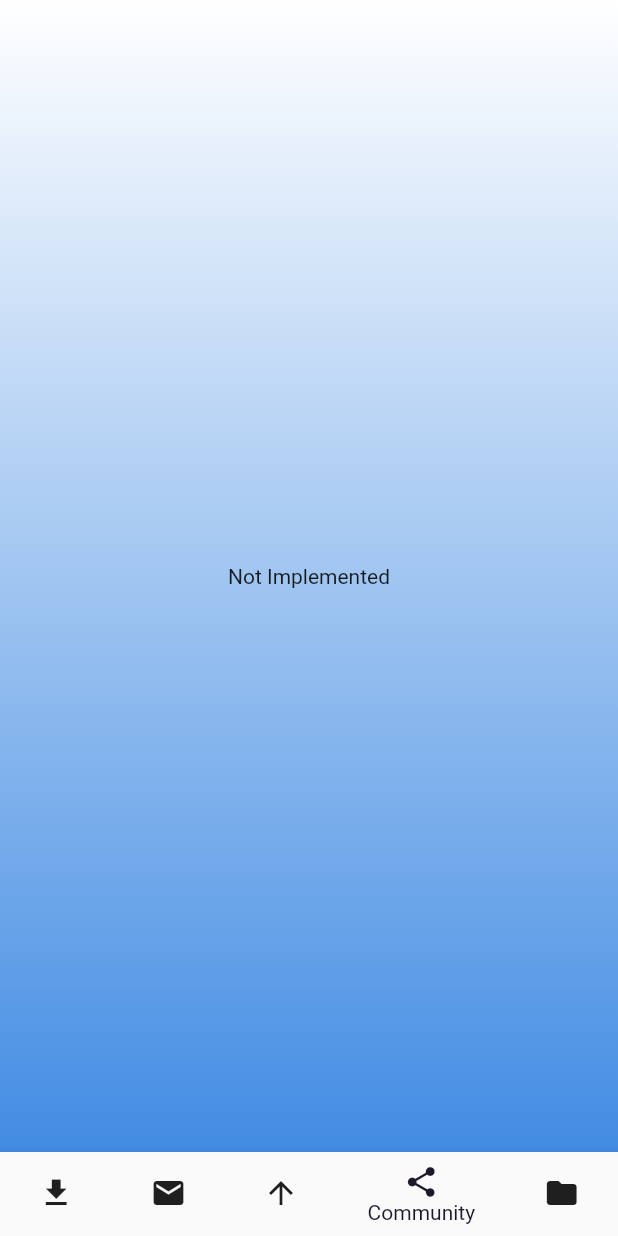
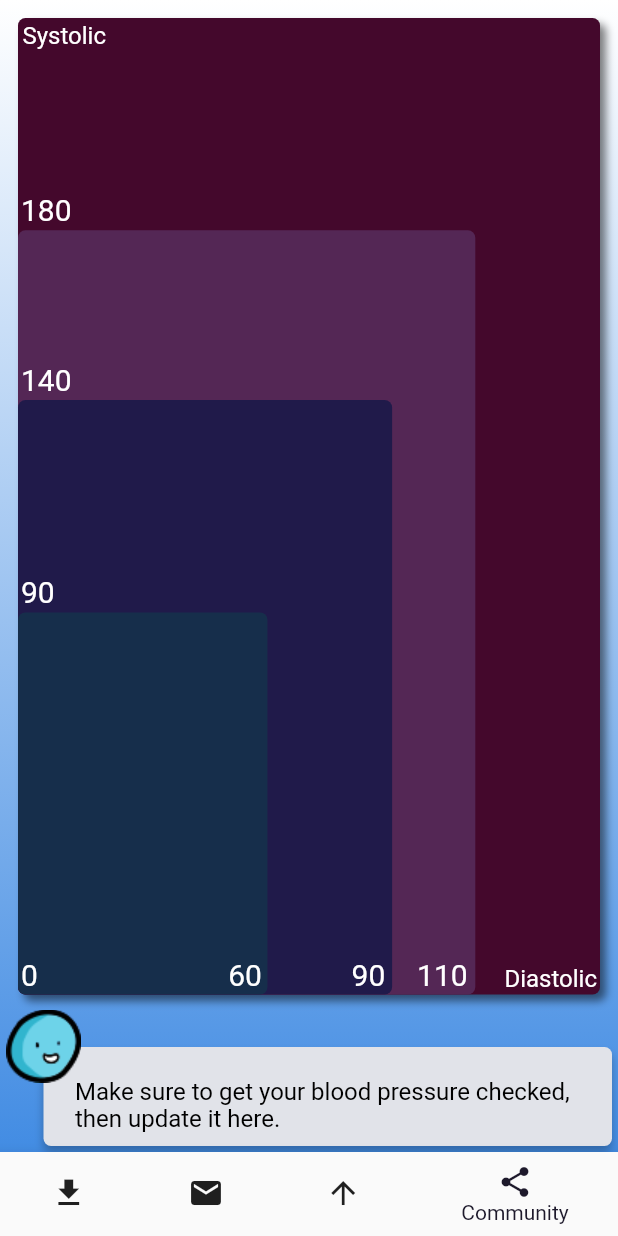
Before and after one commit to Open-Health-Manager/Rosie, a Flutter app: the HomeScreen screen opened directly, item 4 of the bottom bar chosen, on a phone screen of 412 x 824 dp. Run offline on Flutter 3.47's test engine with Material 2 defaults, Android fonts, the phone set to English and light mode, and no system bars; our stand-ins replace google_fonts; missing offline and left inert: fhir.

Commit message:
Add basic BP screen

```diff
--- /dev/null
+++ b/lib/src/care_plan/blood_pressure/blood_pressure_vis_screen.dart
@@ -0,0 +1,412 @@
+import 'dart:math' as math;
+import 'package:flutter/material.dart';
+import 'package:provider/provider.dart';
+import '../../rosie_text_balloon.dart';
+import '../../rosie_theme.dart';
+import '../../open_health_manager/patient_data.dart';
+
+class BloodPressureScale {
+  const BloodPressureScale(this.systolicRange, this.diastolicRange);
+
+  static const ages18To59 = BloodPressureScale([90, 140, 180, 230], [60, 90, 110, 140]);
+  static const ages60Up = BloodPressureScale([90, 150, 180, 230], [60, 90, 110, 140]);
+
+  factory BloodPressureScale.forAge(int age) {
+    if (age < 60) {
+      return ages18To59;
+    } else {
+      return ages60Up;
+    }
+  }
+
+  final List<int> systolicRange;
+  final List<int> diastolicRange;
+
+  List<double> get systolicPercentStops {
+    final max = systolicRange.last.toDouble();
+    return List.from(systolicRange.map<double>((e) => e.toDouble() / max));
+  }
+
+  List<double> get diastolicPercentStops {
+    final max = diastolicRange.last.toDouble();
+    return List.from(diastolicRange.map<double>((e) => e.toDouble() / max));
+  }
+
+  // Determines which slice of the scale the given BP value falls in.
+  int activeSlice(double systolic, double diastolic) {
+    // Range are maxmium values for each slice, so find the first one they fit in
+    int systolicSlice = systolicRange.indexWhere((element) => systolic < element);
+    int diastolicSlice = diastolicRange.indexWhere((element) => diastolic < element);
+    // Return whichever slice is greatest, capping to whatever the ranges are
+    return math.min(math.max(systolicSlice, diastolicSlice), systolicRange.length - 1);
+  }
+}
+
+// Class representing the urgency of the BP reading. For now this is basically
+// just an index from 0-3 indicating where in the table it falls.
+class _BPUrgency {
+  const _BPUrgency(this.index, {required this.outdated});
+  final int index;
+  final bool outdated;
+}
+
+// This shows the blood pressure visualization screen
+class BloodPressureVisualizationScreen extends StatelessWidget {
+  const BloodPressureVisualizationScreen({Key? key, this.scale = BloodPressureScale.ages18To59}) : super(key: key);
+
+  final BloodPressureScale scale;
+
+  @override
+  Widget build(BuildContext context) {
+    // Grab the current blood pressure from the patient data store
+    final bloodPressure = context.watch<PatientData>().bloodPressure;
+    return Padding(
+      padding: const EdgeInsets.all(4),
+      child: Column(children: [
+          Expanded(child:
+            SafeArea(child:
+              Padding(
+                padding: const EdgeInsets.all(8),
+                child: _BloodPressureChart(
+                  bloodPressure: bloodPressure,
+                  typeLabelStyle: RosieTheme.comicFont(color: Colors.white, fontSize: 16),
+                  numericLabelStyle: RosieTheme.comicFont(color: Colors.white, fontSize: 20, height: 1.0),
+                  scale: scale
+                )
+              )
+            )
+          ),
+          const SizedBox(height: 2),
+          RosieTextBalloon.text("Make sure to get your blood pressure checked, then update it here.")
+        ]
+      )
+    );
+  }
+}
+
+enum _ScaleId {
+  scale0,
+  scaleSystolicTick1,
+  scaleSystolicTick2,
+  scaleSystolicTick3,
+  scaleDiastolicTick1,
+  scaleDiastolicTick2,
+  scaleDiastolicTick3
+}
+
+class _ScalePosition {
+  const _ScalePosition(this.systolic, this.diastolic, { this.rightAlign = false, this.baselineAlign = true });
+
+  // Either an index into the systolic ticks or < 0 to indicate 0
+  final int systolic;
+  // Either an index into the diastolic ticks or < 0 to indicate 0
+  final int diastolic;
+  final bool rightAlign;
+  final bool baselineAlign;
+}
+
+// The layout delegate.
+class _BloodPressureScaleLayout extends MultiChildLayoutDelegate {
+  static const positionsById = [
+    _ScalePosition(-1, -1),
+    _ScalePosition(0, -1),
+    _ScalePosition(1, -1),
+    _ScalePosition(2, -1),
+    _ScalePosition(-1, 0, rightAlign: true),
+    _ScalePosition(-1, 1, rightAlign: true),
+    _ScalePosition(-1, 2, rightAlign: true)
+  ];
+
+  _BloodPressureScaleLayout(this.padding, this.systolicTicks, this.diastolicTicks);
+
+  // Padding simply specifies the amount to push the text off their anchor point. It is currently always implemented
+  // symetrically.
+  final EdgeInsets padding;
+  final List<double> systolicTicks;
+  final List<double> diastolicTicks;
+
+  @override
+  void performLayout(Size size) {
+    // Create the "padded size" for this
+    size = Size(size.width - padding.left - padding.right, size.height - padding.top - padding.bottom);
+    for (_ScaleId id in _ScaleId.values) {
+      if (hasChild(id)) {
+        final childSize = layoutChild(id, BoxConstraints.loose(size));
+        // Grab the corresponding layout info
+        final position = positionsById[id.index];
+        // Find the anchor point
+        double x = size.width * (position.diastolic >= 0 ? diastolicTicks[position.diastolic] : 0.0);
+        // Systolic scale is inverted so 1.0 - value
+        double y = size.height * (position.systolic >= 0 ? (1.0 - systolicTicks[position.systolic]) : 1.0);
+        if (position.rightAlign) {
+          x -= childSize.width + padding.right;
+        } else {
+          x += padding.left;
+        }
+        if (position.baselineAlign) {
+          y -= childSize.height + padding.right;
+        } else {
+          y += padding.left;
+        }
+        positionChild(id, Offset(x, y));
+      }
+    }
+  }
+
+  @override
+  bool shouldRelayout(covariant MultiChildLayoutDelegate oldDelegate) {
+    return oldDelegate is _BloodPressureScaleLayout && padding != oldDelegate.padding;
+  }
+}
+
+// Just the numeric scales.
+class _BloodPressureScales extends StatelessWidget {
+  const _BloodPressureScales({
+    Key? key,
+    required this.textStyle,
+    required this.systolicValues,
+    required this.diastolicValues,
+    required this.systolicPositions,
+    required this.diastolicPositions
+  }) : super(key: key);
+
+  final TextStyle textStyle;
+  final List<int> systolicValues;
+  final List<int> diastolicValues;
+  final List<double> systolicPositions;
+  final List<double> diastolicPositions;
+
+  @override
+  Widget build(BuildContext context) {
+    // This has to be a CustomMultiChildLayout
+    return CustomMultiChildLayout(delegate: _BloodPressureScaleLayout(const EdgeInsets.symmetric(horizontal: 2.0), systolicPositions, diastolicPositions),
+      children: <Widget>[
+        LayoutId(id: _ScaleId.scale0, child: Text("0", style: textStyle)),
+        LayoutId(id: _ScaleId.scaleSystolicTick1, child: Text("90", style: textStyle)),
+        LayoutId(id: _ScaleId.scaleSystolicTick2, child: Text("140", style: textStyle)),
+        LayoutId(id: _ScaleId.scaleSystolicTick3, child: Text("180", style: textStyle)),
+        LayoutId(id: _ScaleId.scaleDiastolicTick1, child: Text(diastolicValues[0].toString(), style: textStyle)),
+        LayoutId(id: _ScaleId.scaleDiastolicTick2, child: Text(diastolicValues[1].toString(), style: textStyle)),
+        LayoutId(id: _ScaleId.scaleDiastolicTick3, child: Text(diastolicValues[2].toString(), style: textStyle)),
+      ]
+    );
+  }
+}
+
+// Just the blood pressure chart.
+class _BloodPressureChart extends StatelessWidget {
+  const _BloodPressureChart({
+    Key? key,
+    required this.bloodPressure,
+    required this.typeLabelStyle,
+    required this.numericLabelStyle,
+    required this.scale
+  }) : super(key: key);
+
+  final BloodPressureSample? bloodPressure;
+  final TextStyle typeLabelStyle;
+  final TextStyle numericLabelStyle;
+  final BloodPressureScale scale;
+
+  @override
+  Widget build(BuildContext context) {
+    final systolicPositions = scale.systolicPercentStops;
+    final diastolicPositions = scale.diastolicPercentStops;
+    // Make local so compiler believes it won't be null
+    final bp = bloodPressure;
+    final activeSlice = bp == null ? -1 : scale.activeSlice(bp.systolic, bp.diastolic);
+    var children = <Widget>[
+      // Base box fills the entire thing
+      Container(
+        decoration: BoxDecoration(
+          boxShadow: const [
+            BoxShadow(
+              color: Color.fromARGB(128, 0, 0, 0),
+              offset: Offset(4, 4),
+              blurRadius: 4.0
+            )
+          ],
+          borderRadius: BorderRadius.circular(5),
+          color: activeSlice == 3 ? RosieTheme.urgent : RosieTheme.inactiveUrgent,
+        ),
+      ),
+      // Concern box
+      FractionallySizedBox(
+        alignment: AlignmentDirectional.bottomStart,
+        widthFactor: diastolicPositions[2],
+        heightFactor: systolicPositions[2],
+        child: Container(
+          decoration: BoxDecoration(
+            borderRadius: BorderRadius.circular(5),
+            color: activeSlice == 2 ? RosieTheme.concern : RosieTheme.inactiveConcern,
+          )
+        )
+      ),
+      // Optimal box
+      FractionallySizedBox(
+        alignment: AlignmentDirectional.bottomStart,
+        widthFactor: diastolicPositions[1],
+        heightFactor: systolicPositions[1],
+        child: Container(
+          decoration: BoxDecoration(
+            borderRadius: BorderRadius.circular(5),
+            color: activeSlice == 1 ? RosieTheme.optimal : RosieTheme.inactiveOptimal,
+          )
+        )
+      ),
+      // Low box? I guess
+      FractionallySizedBox(
+        alignment: AlignmentDirectional.bottomStart,
+        widthFactor: diastolicPositions[0],
+        heightFactor: systolicPositions[0],
+        child: Container(
+          decoration: BoxDecoration(
+            borderRadius: BorderRadius.circular(5),
+            color: activeSlice == 0 ? RosieTheme.belowOptimal : RosieTheme.inactiveBelowOptimal,
+          )
+        )
+      ),
+      // Type labels
+      Positioned(left: 3, top: 2, child: Text("Systolic", style: typeLabelStyle)),
+      Positioned(right: 2, bottom: 2, child: Text("Diastolic", style: typeLabelStyle)),
+      // Numeric scales are handled in their own widget
+      _BloodPressureScales(
+        textStyle: numericLabelStyle,
+        systolicValues: scale.systolicRange,
+        diastolicValues: scale.diastolicRange,
+        systolicPositions: systolicPositions,
+        diastolicPositions: diastolicPositions,
+      )
+    ];
+    if (bp != null) {
+      // If bp exists, add it
+      children.add(_BloodPressureValue(
+        bloodPressure: bp,
+        urgency: _BPUrgency(activeSlice, outdated: bp.isOutdated()),
+        maxSystolic: scale.systolicRange.last,
+        maxDiastolic: scale.diastolicRange.last,
+        highlightColor: RosieTheme.urgencyPalette[activeSlice],
+      ));
+    }
+    return Stack(alignment: AlignmentDirectional.bottomStart,
+      children: children
+    );
+  }
+}
+
+class _BloodPressureCalloutLayout extends SingleChildLayoutDelegate {
+  const _BloodPressureCalloutLayout(this.x, this.y);
+
+  final double x;
+  final double y;
+
+  @override Offset getPositionForChild(Size size, Size childSize) {
+    // TODO: Position properly within the chart
+    // This is technically wrong for now because the actual position depends
+    // on where the point is in the child.
+    final cX = (size.width - childSize.width) * x;
+    final cY = (size.height - childSize.height) * y;
+    return Offset(cX, cY);
+  }
+
+  @override
+  bool shouldRelayout(covariant SingleChildLayoutDelegate oldDelegate) {
+    if (oldDelegate is _BloodPressureCalloutLayout) {
+      return oldDelegate.x != x && oldDelegate.y != y;
+    } else {
+      return true;
+    }
+  }
+}
+
+// The value
+class _BloodPressureValue extends StatelessWidget {
+  const _BloodPressureValue({
+    Key? key,
+    required this.bloodPressure,
+    required this.urgency,
+    required this.maxSystolic,
+    required this.maxDiastolic,
+    required this.highlightColor
+  }) : super(key: key);
+
+  final BloodPressureSample bloodPressure;
+  final _BPUrgency urgency;
+  final int maxSystolic;
+  final int maxDiastolic;
+  final Color highlightColor;
+
+  @override
+  Widget build(BuildContext context) {
+    // This handles positioning the actual callout box
+    final x = math.min(bloodPressure.diastolic / maxDiastolic.toDouble(), 1.0);
+    final y = math.min(bloodPressure.systolic / maxSystolic.toDouble(), 1.0);
+    return CustomSingleChildLayout(
+      delegate: _BloodPressureCalloutLayout(x, y),
+      child: _BloodPressureCallout(
+        bloodPressure: bloodPressure,
+        urgency: urgency,
+        highlightColor: highlightColor,
+      )
+    );
+  }
+}
+
+class _BloodPressureCallout extends StatelessWidget {
+  const _BloodPressureCallout({
+    Key? key,
+    required this.bloodPressure,
+    required this.urgency,
+    required this.highlightColor
+  }) : super(key: key);
+
+  final BloodPressureSample bloodPressure;
+  final _BPUrgency urgency;
+  final Color highlightColor;
+
+  Widget _buildText(BuildContext context) {
+    final highlightStyle = RosieTheme.font(color: highlightColor, fontSize: 30);
+    final formattedBP = TextSpan(
+      text: "${bloodPressure.systolic.round()}/${bloodPressure.diastolic.round()}",
+      style: highlightStyle
+    );
+    List<TextSpan> text = [];
+    if (urgency.index >= 3) {
+      text.add(const TextSpan(text: "At "));
+      text.add(formattedBP);
+      text.add(const TextSpan(text: " your blood pressure is\n"));
+      text.add(TextSpan(text: "an emergency", style: highlightStyle));
+      text.add(const TextSpan(text: "\nfor your immediate health!"));
+    } else {
+      // For now, always use the same text, I guess
+      text.add(formattedBP);
+      text.add(const TextSpan(text: "\nYour blood pressure was\n"));
+      if (urgency.outdated) {
+        text.add(TextSpan(text: "good, but", style: highlightStyle));
+        text.add(const TextSpan(text: "\nnow it\u2019s out of date. You should check it every year."));
+      } else {
+        text.add(TextSpan(text: "good", style: highlightStyle));
+        text.add(const TextSpan(text: "."));
+      }
+    }
+    return Text.rich(TextSpan(children: text), style: RosieTheme.comicFont(), softWrap: true);
+  }
+
+  @override
+  Widget build(BuildContext context) {
+    return Container(
+      padding: const EdgeInsets.all(10),
+      decoration: const BoxDecoration(
+        color: Color.fromARGB(255, 226, 235, 244),
+        boxShadow: <BoxShadow>[
+          BoxShadow(
+            color: Color.fromARGB(128, 0, 0, 0),
+            offset: Offset(4, 4),
+            blurRadius: 4,
+          )
+        ]
+      ),
+      child: _buildText(context)
+    );
+  }
+}
--- a/lib/src/home.dart
+++ b/lib/src/home.dart
@@ -2,6 +2,7 @@
 
 import 'package:flutter/material.dart';
 import 'package:flutter/services.dart';
+import 'package:rosie/src/care_plan/blood_pressure/blood_pressure_vis_screen.dart';
 import 'rosie_theme.dart';
 import 'get_started/get_started.dart';
 
@@ -36,6 +37,8 @@ class _HomeScreenState extends State<HomeScreen> {
     switch (_selectedIndex) {
       case 2:
         return _addRosieBackground(const Center(child: GetStarted()));
+      case 3:
+        return _addRosieBackground(const BloodPressureVisualizationScreen());
       default:
         return _addRosieBackground(const Center(child: Text("Not Implemented")));
     }
@@ -52,7 +55,7 @@ class _HomeScreenState extends State<HomeScreen> {
         items: const <BottomNavigationBarItem>[
           BottomNavigationBarItem(
             icon: Icon(Icons.download),
-            label: 'PDM',
+            label: 'Data Manager',
           ),
           BottomNavigationBarItem(
             icon: Icon(Icons.mail),
@@ -65,10 +68,6 @@ class _HomeScreenState extends State<HomeScreen> {
           BottomNavigationBarItem(
             icon: Icon(Icons.share),
             label: 'Community'
-          ),
-          BottomNavigationBarItem(
-            icon: Icon(Icons.folder),
-            label: 'Settings'
           )
         ],
         currentIndex: _selectedIndex,
--- /dev/null
+++ b/lib/src/open_health_manager/patient_data.dart
@@ -0,0 +1,43 @@
+// This is a simple model for storing basic patient data. It is specifically
+// NOT a FHIR record, it is instead data stored in such a way as to make it
+// useful as a Flutter model.
+
+import 'package:flutter/foundation.dart';
+import 'open_health_manager.dart';
+
+// A sample indicating blood pressure.
+class BloodPressureSample {
+  const BloodPressureSample(this.systolic, this.diastolic, [this.taken]);
+
+  final double systolic;
+  final double diastolic;
+  final DateTime? taken;
+
+  // Determine if this sample is "outdated" - currently defined to be "more than
+  // a year out of date." If the taken time is unknown, this is always assumed
+  // to be out of date.
+  bool isOutdated([DateTime? now]) {
+    final DateTime? takenAt = taken;
+    if (takenAt == null) {
+      return true;
+    }
+    DateTime compareTo = now ?? DateTime.now();
+    // FIXME: Decide if this is correct for leap years. It's probably fine.
+    compareTo = compareTo.subtract(const Duration(days: 365));
+    return takenAt.isBefore(compareTo);
+  }
+}
+
+class PatientData extends ChangeNotifier {
+  PatientData(this.healthManager);
+
+  final OpenHealthManager healthManager;
+
+  BloodPressureSample? _bloodPressure;
+
+  BloodPressureSample? get bloodPressure => _bloodPressure;
+  set bloodPressure(BloodPressureSample? newValue) {
+    _bloodPressure = newValue;
+    notifyListeners();
+  }
+}
--- a/lib/src/rosie_theme.dart
+++ b/lib/src/rosie_theme.dart
@@ -69,6 +69,51 @@ class RosieTheme {
       decorationThickness: decorationThickness
     );
   }
+
+  // Generates the general font for the Rosie theme.
+  static TextStyle font({
+    TextStyle? textStyle,
+    Color? color,
+    Color? backgroundColor,
+    double? fontSize,
+    FontWeight? fontWeight,
+    FontStyle? fontStyle,
+    double? letterSpacing,
+    double? wordSpacing,
+    TextBaseline? textBaseline,
+    double? height,
+    Locale? locale,
+    Paint? foreground,
+    Paint? background,
+    List<Shadow>? shadows,
+    List<FontFeature>? fontFeatures,
+    TextDecoration? decoration,
+    Color? decorationColor,
+    TextDecorationStyle? decorationStyle,
+    double? decorationThickness}
+  ) {
+    return GoogleFonts.ubuntu(
+      textStyle: textStyle,
+      color: color,
+      backgroundColor: backgroundColor,
+      fontSize: fontSize,
+      fontWeight: fontWeight,
+      fontStyle: fontStyle,
+      letterSpacing: letterSpacing,
+      wordSpacing: wordSpacing,
+      textBaseline: textBaseline,
+      height: height,
+      locale: locale,
+      foreground: foreground,
+      background: background,
+      shadows: shadows,
+      fontFeatures: fontFeatures,
+      decoration: decoration,
+      decorationColor: decorationColor,
+      decorationStyle: decorationStyle,
+      decorationThickness: decorationThickness
+    );
+  }
 }
 
 ColorScheme createRosieColorScheme({required Brightness brightness}) {
```
Also changed, not shown: lib/src/app.dart (+14 -2 lines).
